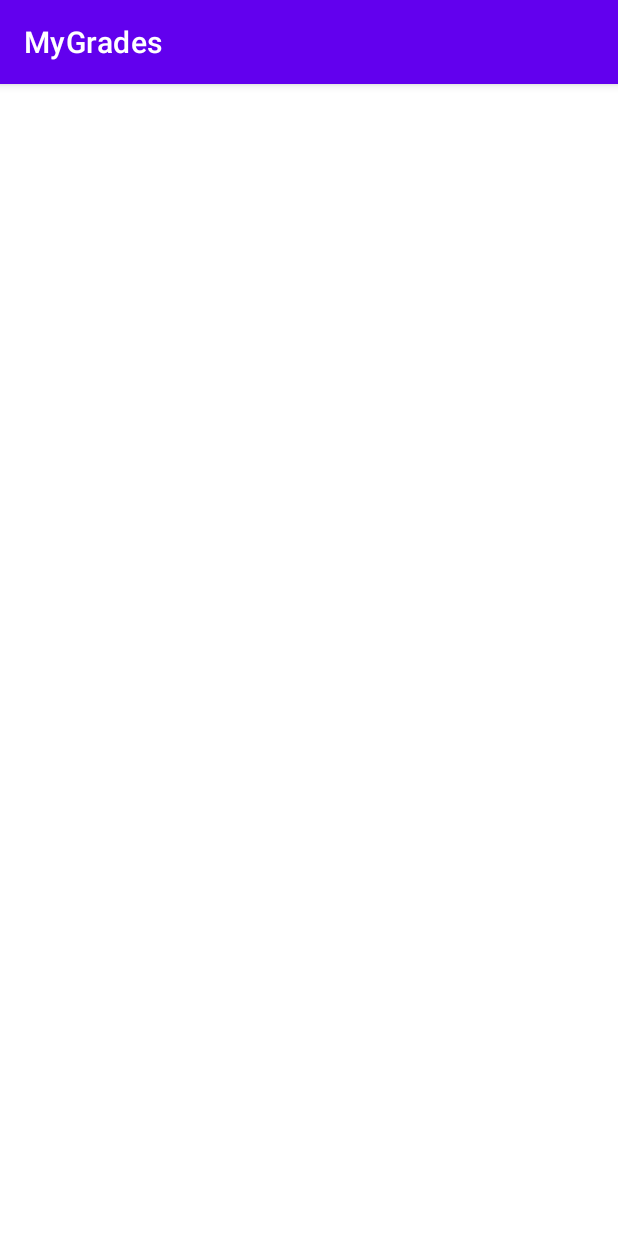
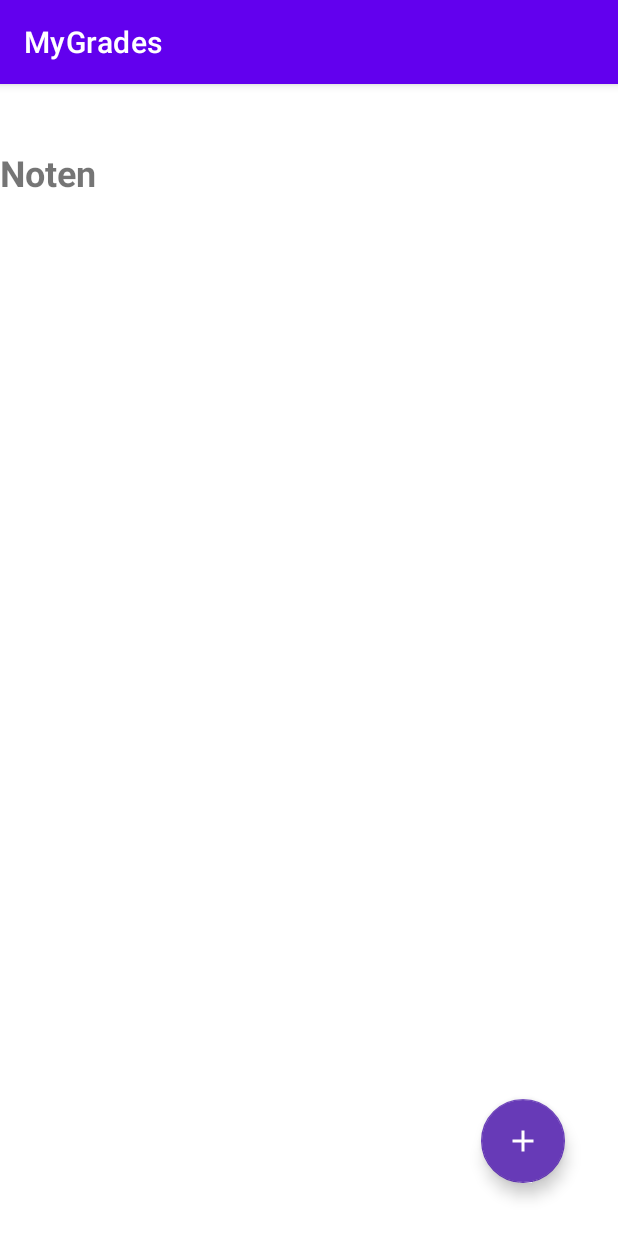
Before and after one commit to mxl17/myGradesM335, an Android app: the SubjectPage screen opened directly, with no data from a screen before it, on a phone screen of 412 x 824 dp. Run offline under Robolectric (Android 15) with nearby library versions, the phone set to English and light mode, and no system bars; 1 statement that could not run was skipped.

Commit message:
Activity SubjectPage erstellt

```diff
--- /dev/null
+++ b/app/src/main/res/layout/subject_page.xml
@@ -0,0 +1,40 @@
+<?xml version="1.0" encoding="utf-8"?>
+<androidx.constraintlayout.widget.ConstraintLayout xmlns:android="http://schemas.android.com/apk/res/android"
+    xmlns:app="http://schemas.android.com/apk/res-auto"
+    xmlns:tools="http://schemas.android.com/tools"
+    android:layout_width="match_parent"
+    android:layout_height="match_parent">
+
+    <LinearLayout
+        android:layout_width="0dp"
+        android:layout_height="wrap_content"
+        android:layout_marginBottom="650dp"
+        android:orientation="vertical"
+        app:layout_constraintBottom_toBottomOf="parent"
+        app:layout_constraintEnd_toEndOf="parent"
+        app:layout_constraintStart_toStartOf="parent"
+        app:layout_constraintTop_toTopOf="parent">
+
+        <TextView
+            android:id="@+id/subjectPageTitle"
+            android:layout_width="match_parent"
+            android:layout_height="wrap_content"
+            android:text="@string/subjectPageTitle"
+            android:textSize="24sp"
+            android:textStyle="bold" />
+    </LinearLayout>
+
+    <com.google.android.material.floatingactionbutton.FloatingActionButton
+        android:id="@+id/addButtonSP"
+        android:layout_width="wrap_content"
+        android:layout_height="wrap_content"
+        android:layout_marginEnd="35dp"
+        android:layout_marginBottom="35dp"
+        android:clickable="true"
+        app:backgroundTint="#673AB7"
+        app:layout_constraintBottom_toBottomOf="parent"
+        app:layout_constraintEnd_toEndOf="parent"
+        app:srcCompat="@drawable/ic_baseline_add_24"
+        app:tint="@color/white"
+        tools:ignore="SpeakableTextPresentCheck" />
+</androidx.constraintlayout.widget.ConstraintLayout>
--- a/app/src/main/res/values/strings.xml
+++ b/app/src/main/res/values/strings.xml
@@ -5,4 +5,6 @@
     <string name="frenchTitle">Französisch</string>
     <string name="chemistryTitle">Chemie</string>
     <string name="grade">Keine Noten</string>
+
+    <string name="subjectPageTitle">Noten </string>
 </resources>
```
Also changed, not shown: app/src/main/java/ch/zli/m335/mygrades/MainActivity.java (+42 -0 lines), app/src/main/java/ch/zli/m335/mygrades/SubjectPage.java (+26 -0 lines).
